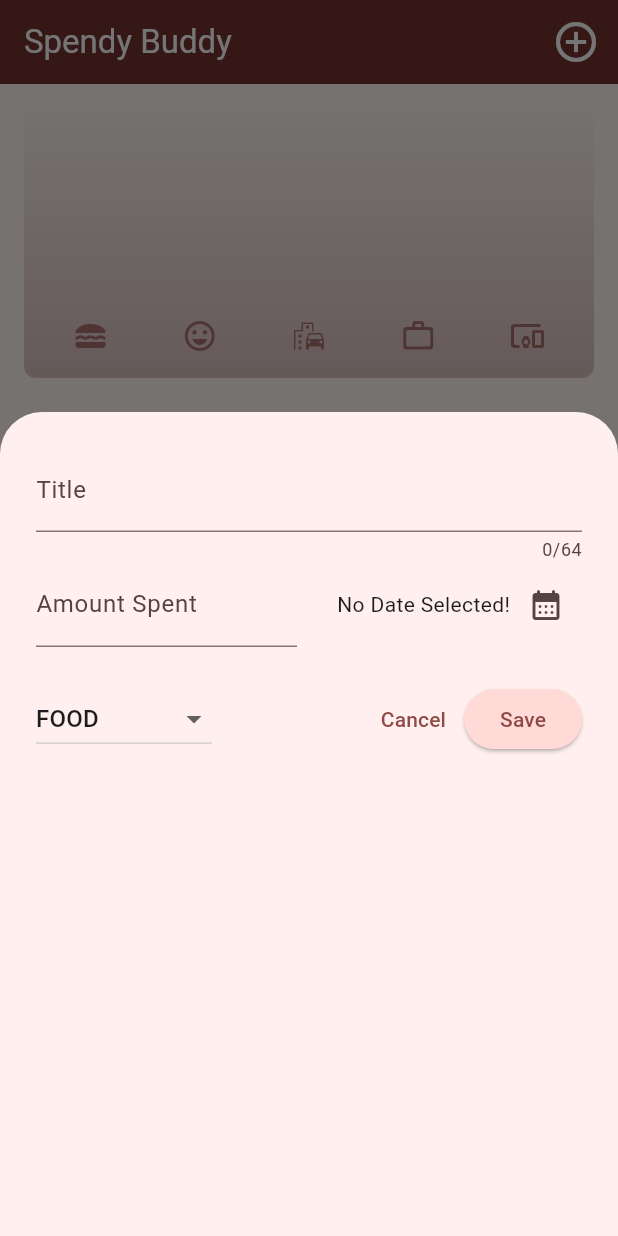
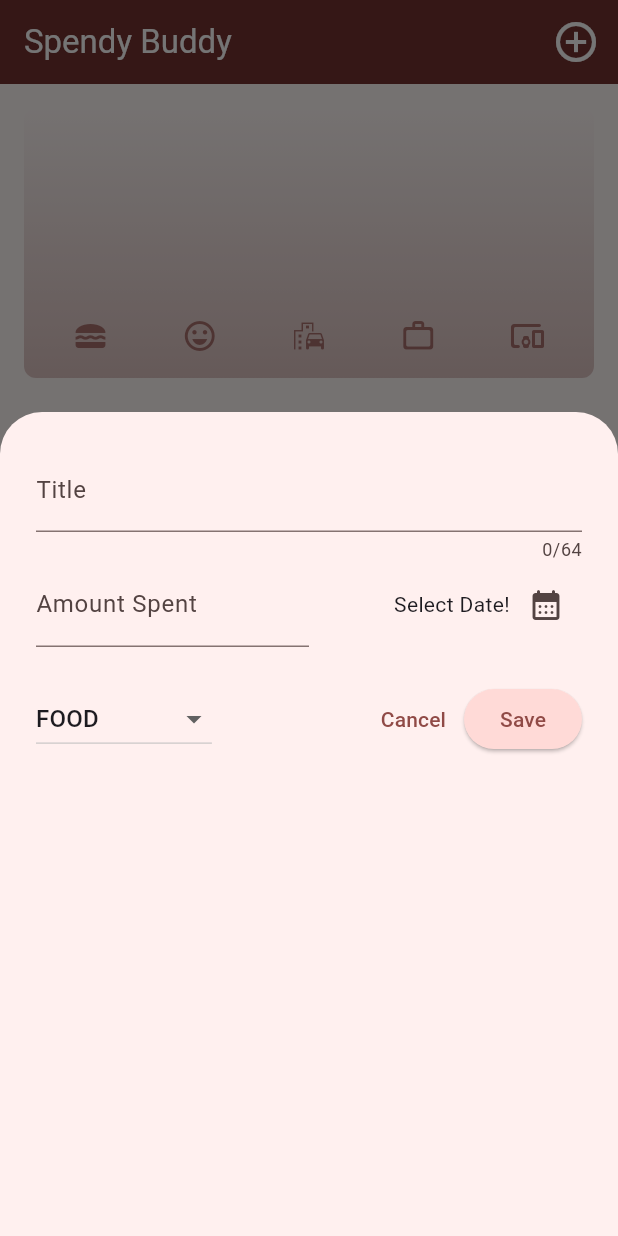
Before and after one commit to Iftikhar-Shams-Niloy/flutter_spendybuddy, a Flutter app: the screen it shows after launch, after a tap on the "add circle outline" icon, on a phone screen of 412 x 824 dp. Run offline on Flutter 3.47's test engine with Material 3 defaults, Android fonts, the phone set to English and light mode, and no system bars.

Commit message:
Improved app responsiveness.

```diff
--- a/lib/main.dart
+++ b/lib/main.dart
@@ -53,6 +53,7 @@ void main() {
       ),
       themeMode: ThemeMode.system,
       home: const Spends(),
+      debugShowCheckedModeBanner: false,
     ),
   );
 }
--- a/lib/widgets/new_spend.dart
+++ b/lib/widgets/new_spend.dart
@@ -84,6 +84,7 @@ class _NewSpendState extends State<NewSpend> {
       child: Padding(
         padding: EdgeInsets.fromLTRB(24, 24, 24, keyboardSpace + 24),
         child: Column(
+          mainAxisAlignment: MainAxisAlignment.spaceBetween,
           children: [
             TextField(
               controller: _spendTitleController,
@@ -105,29 +106,38 @@ class _NewSpendState extends State<NewSpend> {
                     ),
                   ),
                 ),
-                const SizedBox(width: 16),
+
                 Expanded(
                   child: Row(
                     mainAxisAlignment: MainAxisAlignment.end,
                     crossAxisAlignment: CrossAxisAlignment.center,
                     children: [
-                      Text(
-                        _selectedDate == null
-                            ? 'No Date Selected!'
-                            : dateFormatter.format(_selectedDate!),
+                      Expanded(
+                        child: Text(
+                          _selectedDate == null
+                              ? 'Select Date!'
+                              : dateFormatter.format(_selectedDate!),
+                          textAlign: TextAlign.end,
+                          overflow: TextOverflow.ellipsis,
+                          maxLines: 1,
+                        ),
                       ),
+
                       IconButton(
                         onPressed: _pickDate,
-                        icon: const Icon(
-                          Icons.calendar_month_rounded,
-                        ),
+                        icon: const Icon(Icons.calendar_month_rounded),
+                        padding: const EdgeInsets.all(8.0),
+                        constraints: const BoxConstraints(),
+                        splashRadius: 20,
                       ),
                     ],
                   ),
                 ),
               ],
             ),
+
             SizedBox(height: 24),
+
             Row(
               children: [
                 DropdownButton(
```
